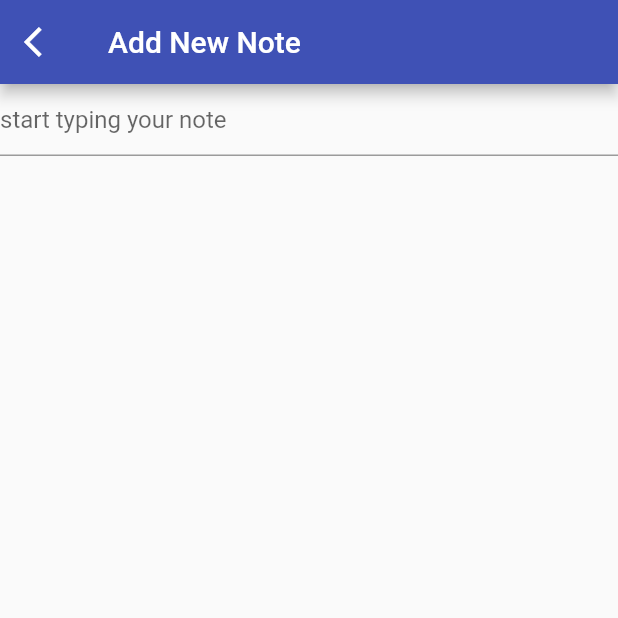
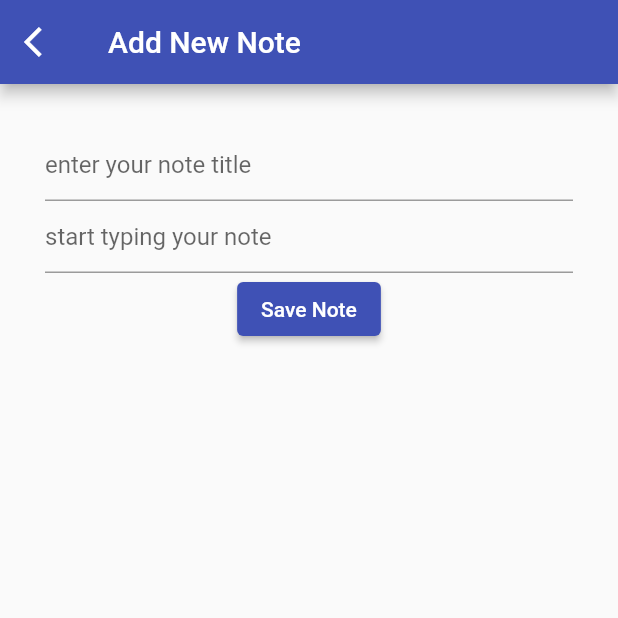
Before and after one commit to Zobam/note-it, a Flutter app: the screen it shows after launch, after a tap on the "add" icon, on a phone screen of 412 x 824 dp, the top half of it. Run offline on Flutter 3.47's test engine with Material 2 defaults, Android fonts, the phone set to English and light mode, and no system bars; our stand-ins replace sqflite; accounts and stored records are empty.

Commit message:
fix: I had to simplify the app in order to get the core functionality working properly before adding other advanced features. view, save and edit note are all working according now.

```diff
--- a/lib/add_note.dart
+++ b/lib/add_note.dart
@@ -1,7 +1,7 @@
 import 'package:flutter/material.dart';
+import 'package:note_app_mobile/main.dart';
 import 'package:note_app_mobile/note_class.dart';
 import 'package:note_app_mobile/services/crud/notes_service.dart';
-import 'package:sqflite/sqflite.dart';
 
 class AddNote extends StatefulWidget {
   final DatabaseNote? note;
@@ -14,7 +14,7 @@ class AddNote extends StatefulWidget {
 
 class _AddNoteState extends State<AddNote> {
   late final TextEditingController textController;
-  final NoteHelper _noteHelper = NoteHelper();
+  late final TextEditingController titleController;
   late Note currentNote;
   DatabaseNote? _note;
   late final NoteService _notesService;
@@ -23,11 +23,13 @@ class _AddNoteState extends State<AddNote> {
   void initState() {
     _notesService = NoteService();
     textController = TextEditingController();
+    titleController = TextEditingController();
     textController.text = widget.note?.note ?? '';
+    titleController.text = widget.note?.title ?? '';
     super.initState();
   }
 
-  void _textControllerListener() async {
+  /* void _textControllerListener() async {
     final note = _note;
     if (note == null) {
       return;
@@ -37,44 +39,49 @@ class _AddNoteState extends State<AddNote> {
       note: note,
       text: text,
     );
-  }
+  } */
 
-  void _setupTextControllerListener() {
+  /*  void _setupTextControllerListener() {
     textController.removeListener(_textControllerListener);
     textController.addListener(_textControllerListener);
-  }
+  } */
 
   Future<DatabaseNote> createNewNote() async {
-    final existingNote = _note;
+    final existingNote = widget.note;
+    final text = textController.text;
+    final title = titleController.text;
     if (existingNote != null) {
-      return existingNote;
+      debugPrint('updating note');
+      return _notesService.updateNote(
+          note: existingNote, text: text, title: title);
     }
+    debugPrint('creating new note');
     return _notesService.createNote(
-      title: 'first note',
-      note: 'this took so long',
+      title: title,
+      note: text,
     );
   }
 
-  void _deleteNoteIfTextIsEmpty() {
+/*   void _deleteNoteIfTextIsEmpty() {
     final note = _note;
     if (textController.text.isEmpty && note != null) {
       _notesService.deleteNote(id: note.id);
     }
-  }
+  } */
 
-  void _saveNoteIfTextIsNotEmpty() async {
+  /*  void _saveNoteIfTextIsNotEmpty() async {
     final note = _note;
     final text = textController.text;
     if (note != null && text.isNotEmpty) {
       // await _notesService.createNote(title: 'title', note: text);
       await _notesService.updateNote(note: note, text: text);
     }
-  }
+  } */
 
   @override
   void dispose() {
-    _deleteNoteIfTextIsEmpty();
-    _saveNoteIfTextIsNotEmpty();
+    // _deleteNoteIfTextIsEmpty();
+    // _saveNoteIfTextIsNotEmpty();
     textController.dispose();
     super.dispose();
   }
@@ -92,25 +99,39 @@ class _AddNoteState extends State<AddNote> {
           icon: const Icon(Icons.arrow_back_ios),
         ),
       ),
-      body: FutureBuilder(
-        future: createNewNote(),
-        builder: (context, snapshot) {
-          switch (snapshot.connectionState) {
-            case ConnectionState.done:
-              _note = snapshot.data;
-              _setupTextControllerListener();
-              return TextField(
+      body: SingleChildScrollView(
+        child: Container(
+          padding: const EdgeInsets.all(30),
+          child: Column(
+            children: [
+              TextField(
+                controller: titleController,
+                keyboardType: TextInputType.multiline,
+                maxLines: null,
+                decoration: const InputDecoration(
+                  hintText: 'enter your note title',
+                ),
+              ),
+              TextField(
                 controller: textController,
                 keyboardType: TextInputType.multiline,
                 maxLines: null,
                 decoration: const InputDecoration(
                   hintText: 'start typing your note',
                 ),
-              );
-            default:
-              return const CircularProgressIndicator();
-          }
-        },
+              ),
+              ElevatedButton(
+                  onPressed: () async {
+                    await createNewNote();
+                    Navigator.of(context).push(
+                        MaterialPageRoute(builder: (BuildContext context) {
+                      return NoteApp();
+                    }));
+                  },
+                  child: const Text('Save Note')),
+            ],
+          ),
+        ),
       ),
     );
   }
--- a/lib/home_page.dart
+++ b/lib/home_page.dart
@@ -1,9 +1,6 @@
 import 'dart:convert';
 
 import 'package:flutter/material.dart';
-import 'package:http/http.dart' as http;
-import 'package:note_app_mobile/add_note.dart';
-import 'package:note_app_mobile/note_class.dart';
 import 'package:note_app_mobile/note_details.dart';
 import 'package:note_app_mobile/services/crud/notes_service.dart';
 import 'package:note_app_mobile/utilities/dialogs.dart';
@@ -18,12 +15,9 @@ class HomePage extends StatefulWidget {
 }
 
 class _HomePageState extends State<HomePage> {
-  late Future<Note> myNote;
-  List<Note>? notes;
-  var isLoaded = true;
-  final textController = TextEditingController();
-  List<Note> dbNotes = [];
+  List<DatabaseNote> allNotes = [];
   late final NoteService _noteService;
+  bool loadedNotes = false;
 
   @override
   initState() {
@@ -35,7 +29,11 @@ class _HomePageState extends State<HomePage> {
   }
 
   getData() async {
-    await _noteService.getAllNote();
+    var myNotes = await _noteService.getAllNote();
+    setState(() {
+      allNotes = myNotes;
+      loadedNotes = true;
+    });
     /* notes = await NoteService().getNotes();
     if (notes != null) {
       setState(() {
@@ -54,27 +52,18 @@ class _HomePageState extends State<HomePage> {
   @override
   Widget build(BuildContext context) {
     return Scaffold(
-        body: StreamBuilder(
-            stream: _noteService.allNotes,
-            builder: (context, snapshot) {
-              switch (snapshot.connectionState) {
-                case ConnectionState.waiting:
-                case ConnectionState.active:
-                  if (snapshot.hasData) {
-                    final allNotes = snapshot.data as List<DatabaseNote>;
-                    return Column(
-                      children: [
-                        Expanded(
-                          child: ListView.builder(
+      body: loadedNotes
+          ? ListView.builder(
               itemCount: allNotes.length,
               itemBuilder: (context, index) {
                 final currentNote = allNotes[index];
+                debugPrint('after getting current not at list view');
                 return ListTile(
                   title: Column(
                     crossAxisAlignment: CrossAxisAlignment.start,
                     children: [
                       Text(
-                                      currentNote.title.toUpperCase(),
+                        "${index + 1}). ${currentNote.title.toUpperCase()}",
                         style: const TextStyle(
                           color: Color.fromARGB(255, 4, 81, 119),
                           fontWeight: FontWeight.bold,
@@ -90,14 +79,12 @@ class _HomePageState extends State<HomePage> {
                   ),
                   trailing: IconButton(
                       onPressed: () async {
-                                      var shouldDelete =
-                                          await showDeleteDialog(context);
-                                      debugPrint(
-                                          'about to delete note ${currentNote.id}');
+                        var shouldDelete = await showDeleteDialog(context);
+                        debugPrint('about to delete note ${currentNote.id}');
                         debugPrint(shouldDelete.toString());
                         if (shouldDelete == true) {
-                                        await _noteService.deleteNote(
-                                            id: currentNote.id);
+                          await _noteService.deleteNote(id: currentNote.id);
+                          getData();
                         }
                       },
                       icon: const Icon(
@@ -106,25 +93,19 @@ class _HomePageState extends State<HomePage> {
                       )),
                   onTap: () {
                     debugPrint('get note details');
-                                  Navigator.of(context).push(MaterialPageRoute(
-                                      builder: (BuildContext context) {
+                    Navigator.of(context).push(
+                        MaterialPageRoute(builder: (BuildContext context) {
                       return NoteDetails(note: currentNote);
                     }));
                   },
                 );
               },
+            )
+          : Container(
+              padding: const EdgeInsets.only(top: 10),
+              child: const LinearProgressIndicator(),
             ),
-                        ),
-                      ],
     );
-                  } else {
-                    return const CircularProgressIndicator();
-                  }
-
-                default:
-                  return const CircularProgressIndicator();
-              }
-            }));
   }
 
   /* Future<Note> getNote() async {
--- a/lib/note_details.dart
+++ b/lib/note_details.dart
@@ -13,7 +13,8 @@ class NoteDetails extends StatelessWidget {
   Widget build(BuildContext context) {
     return Scaffold(
       appBar: AppBar(title: Text(note.title.toUpperCase())),
-      body: Column(
+      body: SingleChildScrollView(
+        child: Column(
           children: [
             const SizedBox(height: 29),
             Container(
@@ -42,8 +43,8 @@ class NoteDetails extends StatelessWidget {
                 children: [
                   ElevatedButton(
                     onPressed: () {
-                    Navigator.of(context)
-                        .push(MaterialPageRoute(builder: (BuildContext contex) {
+                      Navigator.of(context).push(
+                          MaterialPageRoute(builder: (BuildContext contex) {
                         return AddNote(
                           note: note,
                         );
@@ -66,6 +67,7 @@ class NoteDetails extends StatelessWidget {
             )
           ],
         ),
+      ),
     );
   }
 }
--- a/lib/services/crud/notes_service.dart
+++ b/lib/services/crud/notes_service.dart
@@ -1,7 +1,6 @@
 import 'dart:async';
 
 import 'package:flutter/cupertino.dart';
-import 'package:note_app_mobile/note_class.dart';
 import 'package:sqflite/sqflite.dart';
 import 'package:path_provider/path_provider.dart';
 import 'package:path/path.dart' show join;
@@ -24,30 +23,15 @@ class NoteService {
   Database? _db;
   List<DatabaseNote> _notes = [];
 
-// create a singleton
-  static final NoteService _shared = NoteService._sharedInstance();
-  NoteService._sharedInstance() {
-    _notesStreamController = StreamController<List<DatabaseNote>>.broadcast(
-      onListen: () {
-        _notesStreamController.sink.add(_notes);
-      },
-    );
-  }
-  factory NoteService() => _shared;
-
-  late final StreamController<List<DatabaseNote>> _notesStreamController;
-
-  Stream<List<DatabaseNote>> get allNotes => _notesStreamController.stream;
-
   Future<void> _cacheNotes() async {
     final allNotes = await getAllNote();
     _notes = allNotes.toList();
-    _notesStreamController.add(_notes);
   }
 
   Future<DatabaseNote> updateNote({
     required DatabaseNote note,
     required String text,
+    required String title,
   }) async {
     await _ensureDbIsOpen();
     final db = _getDatabaseOrThrow();
@@ -58,7 +42,7 @@ class NoteService {
     final updateCount = await db.update(
       notesTable,
       {
-        titleColumn: note.title,
+        titleColumn: title,
         noteColumn: text,
       },
       where: 'id = ?',
@@ -69,12 +53,11 @@ class NoteService {
     } else {
       final updatedNote = await getNote(id: note.id);
       _notes.removeWhere((note) => note.id == updatedNote.id);
-      _notesStreamController.add(_notes);
       return updatedNote;
     }
   }
 
-  Future<Iterable<DatabaseNote>> getAllNote() async {
+  Future<List<DatabaseNote>> getAllNote() async {
     await _ensureDbIsOpen();
     final db = _getDatabaseOrThrow();
 
@@ -82,7 +65,15 @@ class NoteService {
       notesTable,
     );
 
-    final results = notes.map((n) => DatabaseNote.fromRow(n));
+    // final results = notes.map((n) => DatabaseNote.fromRow(n));
+    final results = List.generate(
+        notes.length,
+        (index) => DatabaseNote(
+            id: notes[index]['id'] as int,
+            title: notes[index]['title'] as String,
+            note: notes[index]['note'] as String));
+    // notes.map((n) => DatabaseNote.fromRow(n));
+    debugPrint('from get all notes method');
     return results;
   }
 
@@ -101,7 +92,6 @@ class NoteService {
     } else {
       final note = DatabaseNote.fromRow(results.first);
       _notes.removeWhere((note) => note.id == id);
-      _notesStreamController.add(_notes);
       return note;
     }
   }
@@ -129,7 +119,6 @@ class NoteService {
       note: note,
     );
     _notes.add(newNote);
-    _notesStreamController.add(_notes);
     return newNote;
   }
 
@@ -138,7 +127,6 @@ class NoteService {
     final db = _getDatabaseOrThrow();
     final numberOfDeletion = await db.delete(notesTable);
     _notes = [];
-    _notesStreamController.add(_notes);
     return numberOfDeletion;
   }
 
@@ -154,7 +142,6 @@ class NoteService {
       throw CouldNotDeleteUser();
     } else {
       _notes.removeWhere((note) => note.id == id);
-      _notesStreamController.add(_notes);
     }
   }
 
```
Lines whose indentation alone changed are shown as unchanged.
